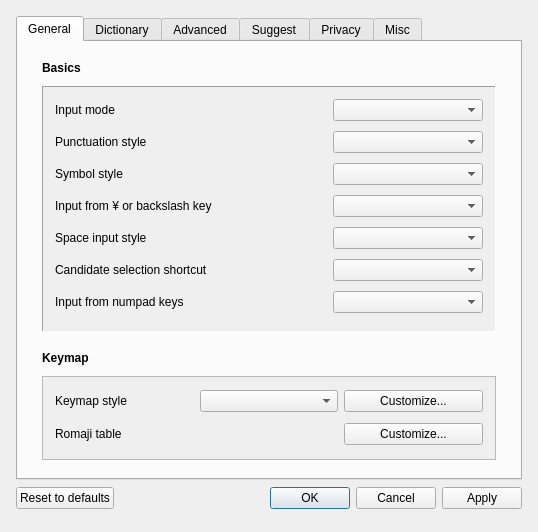
Qt form src/gui/config_dialog/config_dialog.ui (yoshikiobata/mozc) before a commit.
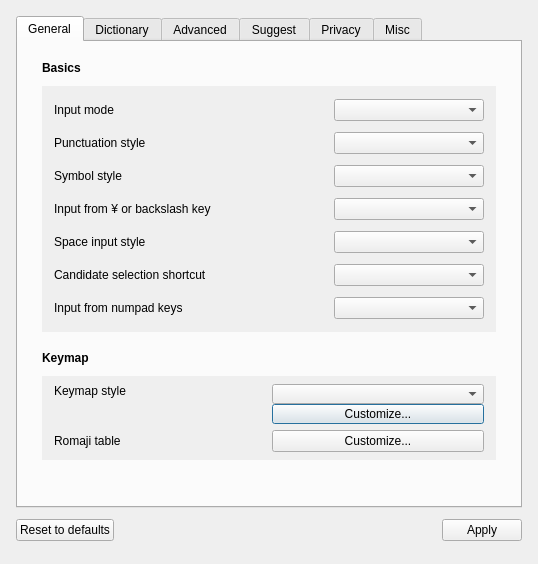
The same form after that commit. Custom widgets are drawn as their Qt base class.

The edit to the form file:
```diff
--- a/src/gui/config_dialog/config_dialog.ui
+++ b/src/gui/config_dialog/config_dialog.ui
@@ -38,7 +38,7 @@
     <x>0</x>
     <y>0</y>
     <width>538</width>
-    <height>532</height>
+    <height>564</height>
    </rect>
   </property>
   <property name="sizePolicy">
@@ -50,13 +50,13 @@
   <property name="minimumSize">
    <size>
     <width>538</width>
-    <height>532</height>
+    <height>564</height>
    </size>
   </property>
   <property name="maximumSize">
    <size>
     <width>538</width>
-    <height>532</height>
+    <height>564</height>
    </size>
   </property>
   <property name="windowTitle">
@@ -68,7 +68,7 @@
      <x>0</x>
      <y>0</y>
      <width>538</width>
-     <height>532</height>
+     <height>564</height>
     </rect>
    </property>
    <widget class="QTabWidget" name="configDialogTabWidget">
@@ -77,7 +77,7 @@
       <x>16</x>
       <y>16</y>
       <width>506</width>
-      <height>464</height>
+      <height>492</height>
      </rect>
     </property>
     <property name="currentIndex">
@@ -87,7 +87,7 @@
      <attribute name="title">
       <string>General</string>
      </attribute>
-     <widget class="QFrame" name="gridLayoutWidget">
+     <widget class="QWidget" name="gridLayoutWidget">
       <property name="geometry">
        <rect>
         <x>24</x>
@@ -96,15 +96,6 @@
         <height>246</height>
        </rect>
       </property>
-      <property name="frameShape">
-        <enum>QFrame::Panel</enum>
-      </property>
-      <property name="frameShadow">
-        <enum>QFrame::Sunken</enum>
-      </property>
-      <property name="lineWidth">
-        <number>1</number>
-      </property>
       <property name="autoFillBackground">
         <bool>true</bool>
       </property>
@@ -208,7 +199,7 @@
        </item>
       </layout>
      </widget>
-     <widget class="QFrame" name="gridLayoutWidget_2">
+     <widget class="QWidget" name="gridLayoutWidget_2">
       <property name="geometry">
        <rect>
         <x>24</x>
@@ -217,15 +208,6 @@
         <height>84</height>
        </rect>
       </property>
-      <property name="frameShape">
-        <enum>QFrame::StyledPanel</enum>
-      </property>
-      <property name="frameShadow">
-        <enum>QFrame::Sunken</enum>
-      </property>
-      <property name="lineWidth">
-        <number>2</number>
-      </property>
       <property name="autoFillBackground">
         <bool>true</bool>
       </property>
@@ -242,17 +224,25 @@
     <property name="bottomMargin">
      <number>8</number>
     </property>
-       <item row="0" column="1">
-        <widget class="QComboBox" name="keymapSettingComboBox"/>
-       </item>
        <item row="0" column="0">
         <widget class="QLabel" name="keymapSettingLabel">
          <property name="text">
           <string>Keymap style</string>
          </property>
+         <property name="alignment">
+          <set>Qt::AlignmentFlag::AlignLeading|Qt::AlignmentFlag::AlignLeft|Qt::AlignmentFlag::AlignTop</set>
+          </property>
         </widget>
        </item>
-       <item row="0" column="2">
+       <item row="0" column="1">
+      <layout class="QVBoxLayout" name="verticalLayoutkeymapstyle">
+       <property name="spacing">
+        <number>0</number>
+       </property>
+       <item>
+        <widget class="QComboBox" name="keymapSettingComboBox"/>
+       </item>
+       <item>
         <widget class="QPushButton" name="editKeymapButton">
          <property name="sizePolicy">
           <sizepolicy hsizetype="Preferred" vsizetype="Fixed">
@@ -265,7 +255,9 @@
          </property>
         </widget>
        </item>
-       <item row="1" column="2">
+        </layout>
+       </item>
+       <item row="1" column="1">
         <widget class="QPushButton" name="editRomanTableButton">
          <property name="text">
           <string>Customize...</string>
@@ -1749,7 +1741,7 @@
     <property name="geometry">
      <rect>
       <x>16</x>
-      <y>480</y>
+      <y>512</y>
       <width>506</width>
       <height>36</height>
      </rect>
@@ -1782,15 +1774,15 @@
       </spacer>
      </item>
      <item>
-      <widget class="QDialogButtonBox" name="configDialogButtonBox">
+      <widget class="QPushButton" name="applyButton">
        <property name="sizePolicy">
-        <sizepolicy hsizetype="Expanding" vsizetype="Expanding">
+        <sizepolicy hsizetype="Preferred" vsizetype="Fixed">
          <horstretch>0</horstretch>
          <verstretch>0</verstretch>
         </sizepolicy>
        </property>
-       <property name="standardButtons">
-        <set>QDialogButtonBox::Apply|QDialogButtonBox::Cancel|QDialogButtonBox::Ok</set>
+       <property name="text">
+        <string>Apply</string>
        </property>
       </widget>
      </item>
```
